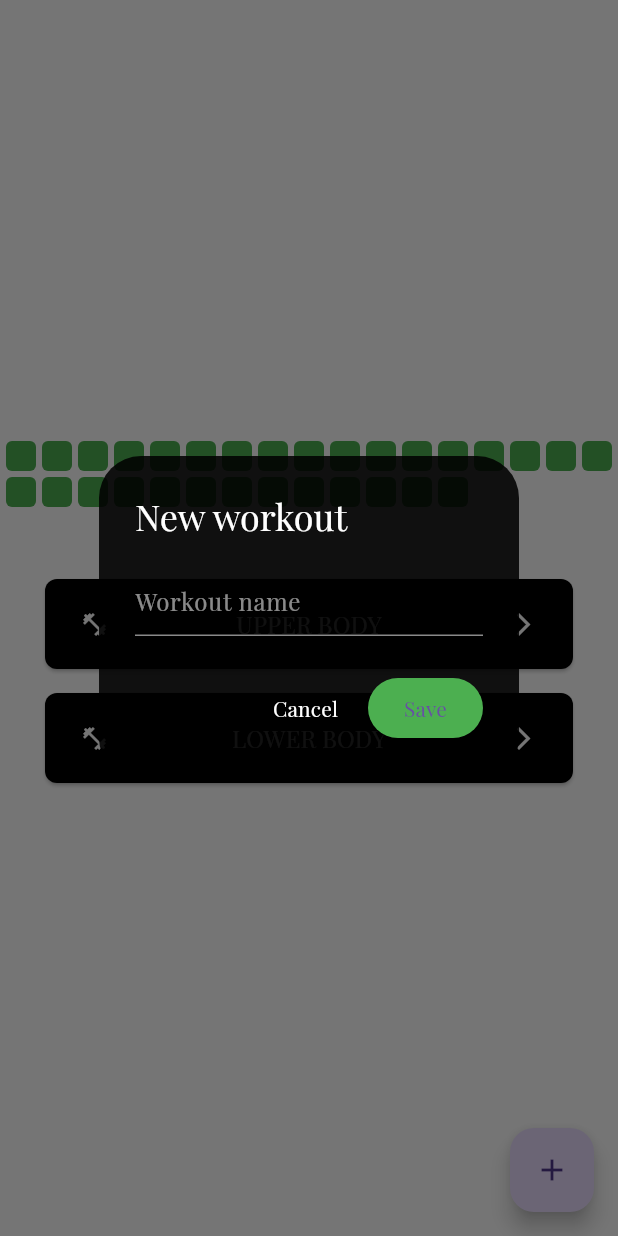
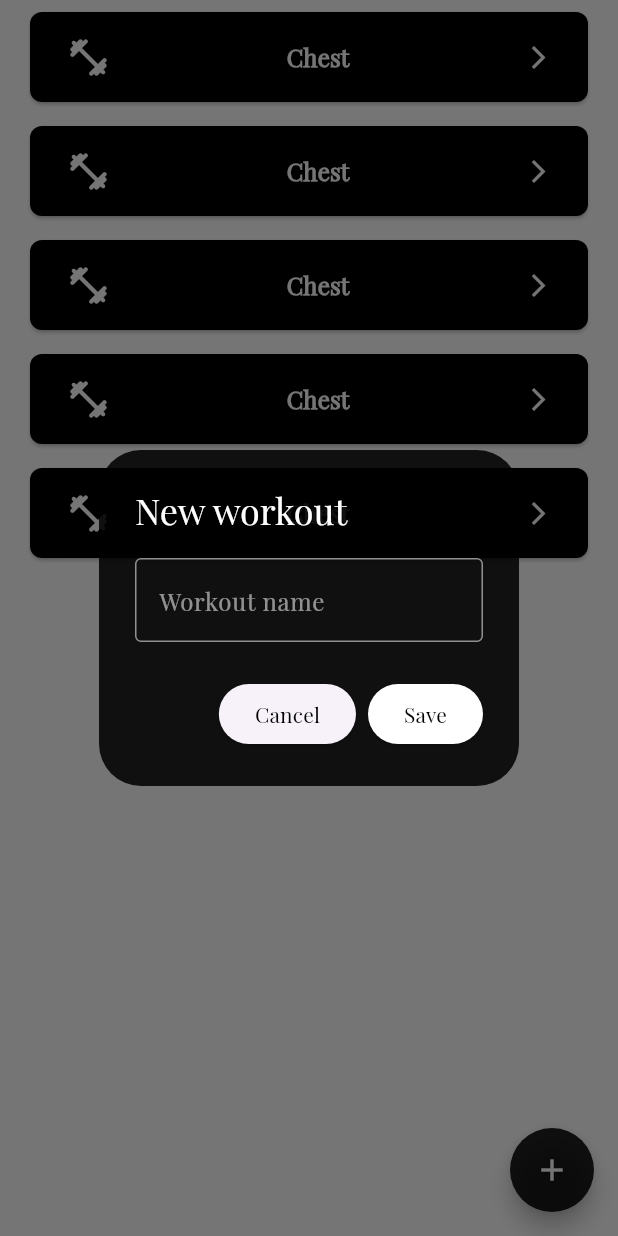
Before and after one commit to MohamedAliShosha/Athlio, a Flutter app: the WorkoutCategoriesView screen opened by its route, after a tap on the "add" icon, on a phone screen of 412 x 824 dp. Run offline on Flutter 3.47's test engine with Material 3 defaults, Android fonts, the light colour scheme and no system bars; our stand-ins replace go_router.

Commit message:
refactor(workout): Extract widgets and create category list
This commit refactors the `WorkoutCategoriesView` for better organization and scalability.

- Replaced the static placeholder and hardcoded buttons with a `ListView.builder` to prepare for displaying a dynamic list of workout categories.
- Extracted the `FloatingActionButton` and its dialog logic into a new `CustomFloatingActionButton` widget.
- Moved the extracted widget into a new `widgets` directory to improve code structure.
- Updated the styling of the category list items for a cleaner UI.

```diff
--- a/lib/features/workout_categories/presentation/views/workout_categories_view.dart
+++ b/lib/features/workout_categories/presentation/views/workout_categories_view.dart
@@ -1,3 +1,4 @@
+import 'package:athlio/features/workout_categories/presentation/widgets/custom_floating_action_button.dart';
 import 'package:flutter/material.dart';
 
 class WorkoutCategoriesView extends StatelessWidget {
@@ -11,60 +12,32 @@ class WorkoutCategoriesView extends StatelessWidget {
         child: Column(
           mainAxisAlignment: MainAxisAlignment.center,
           children: [
-            // Placeholder for the green body grid
-            Center(
-              child: Wrap(
-                spacing: 4,
-                runSpacing: 4,
-                children: List.generate(
-                  30,
-                  (index) => Container(
-                    width: 20,
-                    height: 20,
-                    decoration: BoxDecoration(
-                      color: Colors.green,
-                      borderRadius: BorderRadius.circular(4),
-                    ),
-                  ),
+            Expanded(
+              child: ListView.builder(
+                physics: const BouncingScrollPhysics(),
+                shrinkWrap: true,
+                itemCount: 5,
+                itemBuilder: (context, index) => _buildCategoryButton(
+                  context,
+                  title: "Chest",
+                  onPressed: () {},
                 ),
               ),
             ),
-            const SizedBox(height: 40),
-
             // Upper body button
-            _buildCategoryButton(
-              context,
-              title: "UPPER BODY",
-              onPressed: () {},
-            ),
-
-            // Lower body button
-            _buildCategoryButton(
-              context,
-              title: "LOWER BODY",
-              onPressed: () {},
-            ),
           ],
         ),
       ),
 
-      // Floating Action Button -> opens New Workout Dialog
-      floatingActionButton: FloatingActionButton(
-        onPressed: () {
-          showDialog(
-            context: context,
-            builder: (_) => const NewWorkoutDialog(),
-          );
-        },
-        child: const Icon(Icons.add),
-      ),
+      /// Floating Action Button -> opens New Workout Dialog
+      floatingActionButton: const CustomFloatingActionButton(),
     );
   }
 
   Widget _buildCategoryButton(BuildContext context,
       {required String title, required VoidCallback onPressed}) {
     return Padding(
-      padding: const EdgeInsets.symmetric(horizontal: 30, vertical: 8),
+      padding: const EdgeInsets.symmetric(horizontal: 20, vertical: 8),
       child: ElevatedButton(
         style: ElevatedButton.styleFrom(
           backgroundColor: Colors.black,
@@ -77,63 +50,26 @@ class WorkoutCategoriesView extends StatelessWidget {
         child: Row(
           mainAxisAlignment: MainAxisAlignment.spaceBetween,
           children: [
-            const Icon(Icons.fitness_center, color: Colors.white),
+            const Icon(
+              Icons.fitness_center_rounded,
+              color: Colors.white,
+              size: 30,
+            ),
             Text(
               title,
-              style: const TextStyle(fontSize: 16, color: Colors.white),
+              style: const TextStyle(
+                fontSize: 16,
+                color: Colors.white,
+                fontWeight: FontWeight.bold,
+              ),
             ),
-            const Icon(Icons.arrow_forward_ios, color: Colors.white),
+            const Icon(
+              Icons.arrow_forward_ios,
+              color: Colors.white,
+            ),
           ],
         ),
       ),
     );
   }
 }
-
-class NewWorkoutDialog extends StatelessWidget {
-  const NewWorkoutDialog({super.key});
-
-  @override
-  Widget build(BuildContext context) {
-    final TextEditingController controller = TextEditingController();
-
-    return AlertDialog(
-      backgroundColor: Colors.black87,
-      title: const Text(
-        "New workout",
-        style: TextStyle(color: Colors.white),
-      ),
-      content: TextField(
-        controller: controller,
-        style: const TextStyle(color: Colors.white),
-        decoration: const InputDecoration(
-          hintText: "Workout name",
-          hintStyle: TextStyle(color: Colors.white54),
-          enabledBorder: UnderlineInputBorder(
-            borderSide: BorderSide(color: Colors.white54),
-          ),
-          focusedBorder: UnderlineInputBorder(
-            borderSide: BorderSide(color: Colors.white),
-          ),
-        ),
-      ),
-      actions: [
-        TextButton(
-          onPressed: () => Navigator.pop(context),
-          child: const Text("Cancel", style: TextStyle(color: Colors.white)),
-        ),
-        ElevatedButton(
-          onPressed: () {
-            final workoutName = controller.text.trim();
-            if (workoutName.isNotEmpty) {
-              // Save workout logic here
-              Navigator.pop(context);
-            }
-          },
-          style: ElevatedButton.styleFrom(backgroundColor: Colors.green),
-          child: const Text("Save"),
-        ),
-      ],
-    );
-  }
-}
--- /dev/null
+++ b/lib/features/workout_categories/presentation/widgets/custom_floating_action_button.dart
@@ -0,0 +1,26 @@
+import 'package:athlio/features/workout_categories/presentation/widgets/new_workout_dialog.dart';
+import 'package:flutter/material.dart';
+
+class CustomFloatingActionButton extends StatelessWidget {
+  const CustomFloatingActionButton({
+    super.key,
+  });
+
+  @override
+  Widget build(BuildContext context) {
+    return FloatingActionButton(
+      shape: const CircleBorder(),
+      backgroundColor: Colors.black87,
+      onPressed: () {
+        showDialog(
+          context: context,
+          builder: (_) => const NewWorkoutDialog(),
+        );
+      },
+      child: const Icon(
+        Icons.add,
+        color: Colors.white,
+      ),
+    );
+  }
+}
--- /dev/null
+++ b/lib/features/workout_categories/presentation/widgets/new_workout_dialog.dart
@@ -0,0 +1,53 @@
+import 'package:flutter/material.dart';
+
+class NewWorkoutDialog extends StatelessWidget {
+  const NewWorkoutDialog({super.key});
+
+  @override
+  Widget build(BuildContext context) {
+    final TextEditingController controller = TextEditingController();
+
+    return AlertDialog(
+      backgroundColor: Colors.black87,
+      title: const Text(
+        "New workout",
+        style: TextStyle(color: Colors.white),
+      ),
+      content: TextField(
+        cursorColor: Colors.white,
+        controller: controller,
+        style: const TextStyle(color: Colors.white),
+        decoration: const InputDecoration(
+          hintText: "Workout name",
+          hintStyle: TextStyle(color: Colors.white54),
+          enabledBorder: OutlineInputBorder(
+            borderSide: BorderSide(color: Colors.white54),
+          ),
+          focusedBorder: OutlineInputBorder(
+            borderSide: BorderSide(color: Colors.white),
+          ),
+        ),
+      ),
+      actions: [
+        ElevatedButton(
+          onPressed: () => Navigator.pop(context),
+          child: const Text("Cancel", style: TextStyle(color: Colors.black)),
+        ),
+        ElevatedButton(
+          onPressed: () {
+            final workoutName = controller.text.trim();
+            if (workoutName.isNotEmpty) {
+              // Save workout logic here
+              Navigator.pop(context);
+            }
+          },
+          style: ElevatedButton.styleFrom(backgroundColor: Colors.white),
+          child: const Text(
+            "Save",
+            style: TextStyle(color: Colors.black),
+          ),
+        ),
+      ],
+    );
+  }
+}
--- a/pubspec.yaml
+++ b/pubspec.yaml
@@ -36,12 +36,13 @@ dependencies:
   flutter_secure_storage: ^9.2.4
   get_it: ^8.2.0
   go_router: null
+  go_transitions: ^0.8.2
   hive: ^2.2.3
   hive_flutter: ^1.1.0
   hive_generator: ^2.0.1
   json_annotation: ^4.9.0
-  json_serializable:
-  retrofit:
+  json_serializable: null
+  retrofit: null
   shared_preferences: ^2.5.3
 
 dev_dependencies:
@@ -74,7 +75,6 @@ flutter:
     - family: Playfair Display
       fonts:
         - asset: assets/fonts/PlayfairDisplay-Regular.ttf
-
   #         style: italic
   #   - family: Trajan Pro
   #     fonts:
```
Also changed, not shown: pubspec.lock.
